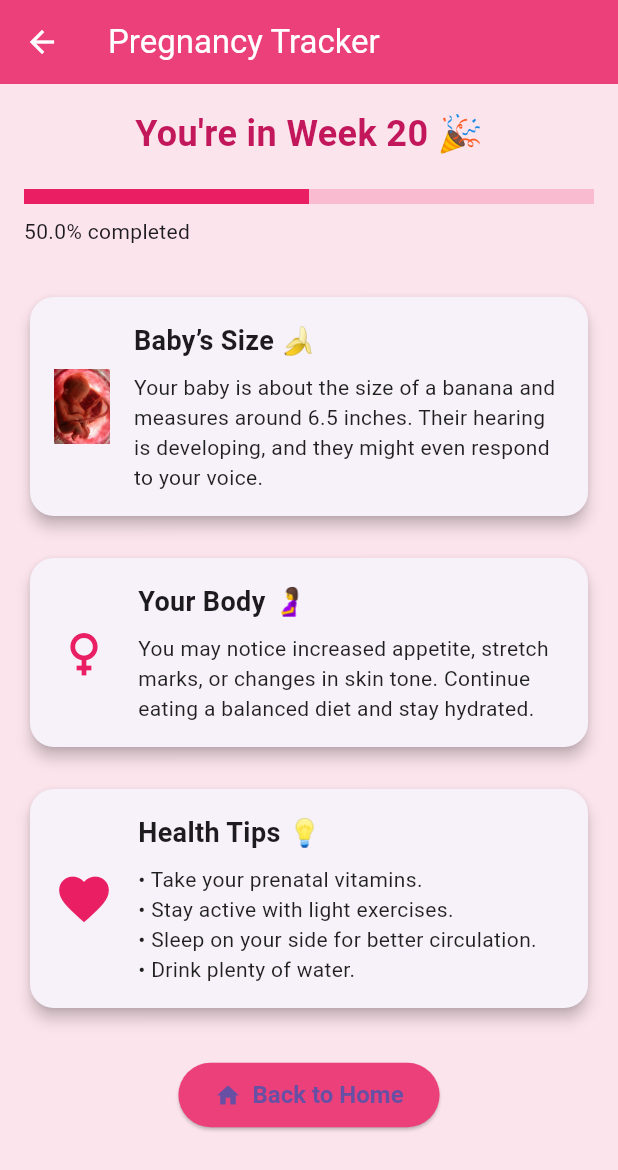
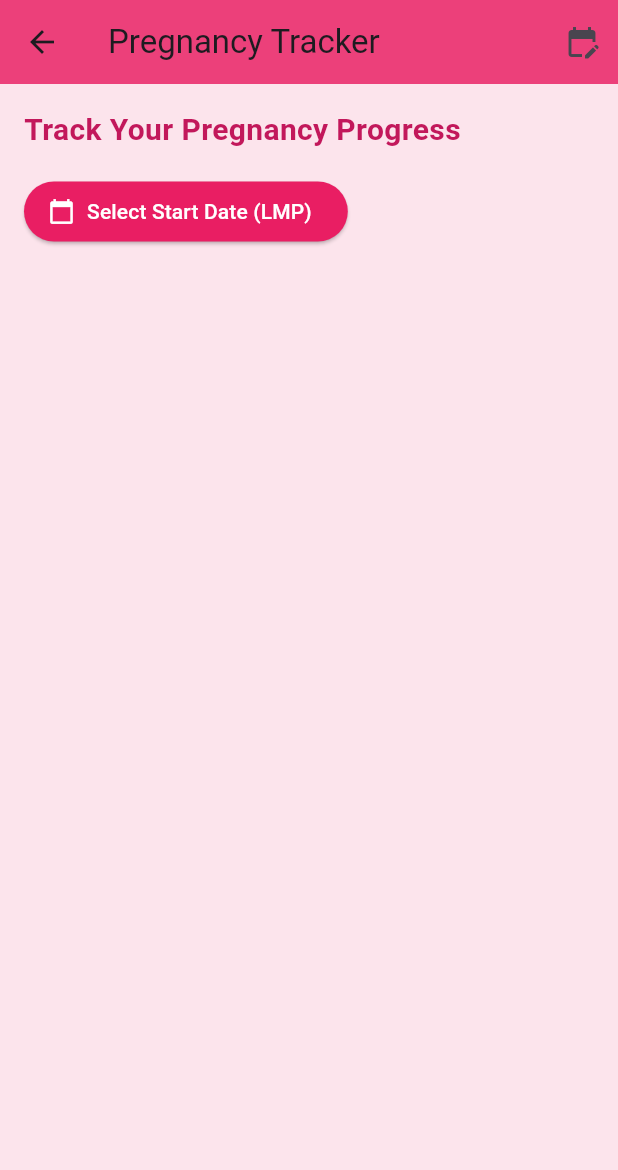
Before and after one commit to Lisawil2/new-pregnant-v2, a Flutter app: the TrackerScreen screen opened by its route, on a phone screen of 412 x 824 dp. Shown: the top 1170 px of the screen. Run offline on Flutter 3.47's test engine with Material 3 defaults, Android fonts, the phone set to English and light mode, and no system bars; our stand-ins replace shared_preferences; accounts and stored records are empty.

Commit message:
modified the tracker_screen

```diff
--- a/lib/screens/tracker_screen.dart
+++ b/lib/screens/tracker_screen.dart
@@ -1,135 +1,190 @@
 import 'package:flutter/material.dart';
+import 'package:shared_preferences/shared_preferences.dart';
+import 'dart:math';
 
-class TrackerScreen extends StatelessWidget {
+class TrackerScreen extends StatefulWidget {
   const TrackerScreen({super.key});
 
-  // Let's assume total pregnancy weeks = 40
-  final int currentWeek = 20;
+  @override
+  State<TrackerScreen> createState() => _TrackerScreenState();
+}
+
+class _TrackerScreenState extends State<TrackerScreen> {
+  DateTime? _selectedDate;
+  int? _currentWeek;
+  late SharedPreferences _prefs;
+
+  List<String> tips = [
+    "Start taking prenatal vitamins with folic acid.",
+    "Focus on a healthy diet and hydration.",
+    "Avoid alcohol, smoking, and caffeine.",
+    "Schedule your first prenatal check-up.",
+    "Manage nausea with small, frequent meals.",
+    "Stay active with light exercise like walking.",
+    "Get plenty of rest and manage stress.",
+    "Start documenting your pregnancy journey.",
+    "Consider joining a prenatal class or group.",
+    "Monitor your weight gain with your doctor.",
+    "Eat iron-rich foods to support your blood supply.",
+    "Start doing pelvic floor (Kegel) exercises.",
+    "Watch for common symptoms like dizziness.",
+    "Make time for mental health and mindfulness.",
+    "Discuss genetic testing options with your provider.",
+    "Start using belly-safe moisturizers to reduce itching.",
+    "Learn about fetal development this trimester.",
+    "Start planning maternity leave early.",
+    "Review pregnancy-safe medications with your doctor.",
+    "Connect with your support network.",
+    "You’re halfway there! Celebrate small milestones.",
+    "Feel your baby’s first movements (quickening).",
+    "Begin a registry or list for baby essentials.",
+    "Keep track of your blood pressure & symptoms.",
+    "Take time to relax—stress can affect the baby.",
+    "Consider prenatal yoga or guided meditation.",
+    "Practice sleeping on your left side.",
+    "Prepare your home for baby’s arrival.",
+    "Start researching birthing options and hospitals.",
+    "Maintain regular prenatal check-ups.",
+    "Think about birth plans and write questions.",
+    "Pack your hospital bag essentials.",
+    "Install the car seat and have it checked.",
+    "Learn about signs of preterm labor.",
+    "Discuss postpartum support with loved ones.",
+    "Get your partner involved in birth prep.",
+    "Stock up on postpartum supplies early.",
+    "Limit travel as due date approaches.",
+    "Create a list of important contacts.",
+    "Your baby could arrive any day now!",
+    "Stay calm and trust your body—you’re ready.",
+  ];
+
+  @override
+  void initState() {
+    super.initState();
+    _loadSavedDate();
+  }
+
+  Future<void> _loadSavedDate() async {
+    _prefs = await SharedPreferences.getInstance();
+    String? savedDate = _prefs.getString('startDate');
+    if (savedDate != null) {
+      _selectedDate = DateTime.parse(savedDate);
+      _currentWeek = _calculatePregnancyWeek(_selectedDate!);
+      setState(() {});
+    }
+  }
+
+  Future<void> _pickStartDate() async {
+    final DateTime? picked = await showDatePicker(
+      context: context,
+      initialDate: DateTime.now().subtract(Duration(days: 7)),
+      firstDate: DateTime.now().subtract(Duration(days: 300)),
+      lastDate: DateTime.now(),
+    );
+
+    if (picked != null) {
+      await _prefs.setString('startDate', picked.toIso8601String());
+      setState(() {
+        _selectedDate = picked;
+        _currentWeek = _calculatePregnancyWeek(picked);
+      });
+    }
+  }
+
+  int _calculatePregnancyWeek(DateTime startDate) {
+    final now = DateTime.now();
+    final difference = now.difference(startDate).inDays;
+    return (difference / 7).ceil().clamp(1, 40);
+  }
 
   @override
   Widget build(BuildContext context) {
-    double progress = currentWeek / 40;
-
     return Scaffold(
       backgroundColor: Colors.pink.shade50,
       appBar: AppBar(
-        title: const Text(
-          "Pregnancy Tracker",
-          style: TextStyle(color: Colors.white),
+        title: Text("Pregnancy Tracker"),
+        backgroundColor: Colors.pink.shade400,
+        elevation: 0,
+        leading: IconButton(
+          icon: Icon(Icons.arrow_back),
+          onPressed: () => Navigator.pop(context),
         ),
-        backgroundColor: Colors.pink.shade400,
-        iconTheme: const IconThemeData(color: Colors.white),
+        actions: [
+          IconButton(
+            icon: Icon(Icons.edit_calendar),
+            onPressed: _pickStartDate,
+            tooltip: "Edit Start Date",
+          ),
+        ],
       ),
-      body: SingleChildScrollView(
-        padding: const EdgeInsets.all(16),
+      body: Padding(
+        padding: EdgeInsets.all(16),
         child: Column(
           crossAxisAlignment: CrossAxisAlignment.start,
           children: [
-            // Pregnancy Week Info
-            Center(
-              child: Text(
-                "You're in Week $currentWeek 🎉",
-                style: TextStyle(
-                    fontSize: 24,
-                    fontWeight: FontWeight.bold,
-                    color: Colors.pink.shade700),
-              ),
+            Text(
+              "Track Your Pregnancy Progress",
+              style: TextStyle(fontSize: 20, fontWeight: FontWeight.bold, color: Colors.pink.shade700),
             ),
-            const SizedBox(height: 20),
+            SizedBox(height: 16),
 
-            // Progress bar
-            LinearProgressIndicator(
-              value: progress,
-              backgroundColor: Colors.pink.shade100,
-              valueColor: AlwaysStoppedAnimation<Color>(Colors.pink),
-              minHeight: 10,
-            ),
-            const SizedBox(height: 8),
-            Text("${(progress * 100).toStringAsFixed(1)}% completed",
-                textAlign: TextAlign.center),
-
-            const SizedBox(height: 30),
-
-            // Baby Size Info
-            _buildCard(
-              title: "Baby’s Size 🍌",
-              content: "Your baby is about the size of a banana and measures around 6.5 inches. Their hearing is developing, and they might even respond to your voice.",
-              image: 'assets/images/baby1.jpg',
-            ),
-
-            const SizedBox(height: 20),
-
-            // Mom’s Body Changes
-            _buildCard(
-              title: "Your Body 🤰",
-              content: "You may notice increased appetite, stretch marks, or changes in skin tone. Continue eating a balanced diet and stay hydrated.",
-              icon: Icons.female,
-            ),
-
-            const SizedBox(height: 20),
-
-            // Health Tips
-            _buildCard(
-              title: "Health Tips 💡",
-              content: "• Take your prenatal vitamins.\n• Stay active with light exercises.\n• Sleep on your side for better circulation.\n• Drink plenty of water.",
-              icon: Icons.favorite,
-            ),
-
-            const SizedBox(height: 30),
-
-            // Back to Home Button
-            Center(
-              child: ElevatedButton.icon(
-                onPressed: () {
-                  Navigator.pop(context); // returns to previous screen (e.g., home)
-                },
-                icon: const Icon(Icons.home),
-                label: const Text("Back to Home"),
+            if (_selectedDate == null)
+              ElevatedButton.icon(
+                onPressed: _pickStartDate,
+                icon: Icon(Icons.calendar_today),
+                label: Text("Select Start Date (LMP)"),
                 style: ElevatedButton.styleFrom(
-                  backgroundColor: Colors.pink.shade400,
-                  padding: const EdgeInsets.symmetric(horizontal: 24, vertical: 12),
-                  textStyle:
-                      const TextStyle(fontSize: 16, fontWeight: FontWeight.bold),
+                  backgroundColor: Colors.pink,
+                  foregroundColor: Colors.white,
                 ),
               ),
-            )
+
+            if (_selectedDate != null) ...[
+              SizedBox(height: 16),
+              _buildWeekInfoCard(),
+              SizedBox(height: 20),
+              _buildTipOfWeek(),
+            ],
           ],
         ),
       ),
     );
   }
 
-  Widget _buildCard({
-    required String title,
-    required String content,
-    IconData? icon,
-    String? image,
-  }) {
+  Widget _buildWeekInfoCard() {
+    int daysLeft = max(0, 280 - (_currentWeek! * 7));
     return Card(
-      elevation: 4,
-      shape: RoundedRectangleBorder(borderRadius: BorderRadius.circular(16)),
+      elevation: 5,
+      color: Colors.white,
+      shape: RoundedRectangleBorder(borderRadius: BorderRadius.circular(12)),
       child: Padding(
-        padding: const EdgeInsets.all(16),
+        padding: EdgeInsets.all(16),
+        child: Column(
+          children: [
+            Text(
+              "You're in Week $_currentWeek",
+              style: TextStyle(fontSize: 22, fontWeight: FontWeight.bold, color: Colors.pink.shade800),
+            ),
+            SizedBox(height: 8),
+            Text("Expected due in $daysLeft days."),
+          ],
+        ),
+      ),
+    );
+  }
+
+  Widget _buildTipOfWeek() {
+    String tip = tips[(_currentWeek! - 1).clamp(0, tips.length - 1)];
+    return Card(
+      elevation: 3,
+      shape: RoundedRectangleBorder(borderRadius: BorderRadius.circular(12)),
+      child: Padding(
+        padding: EdgeInsets.all(16),
         child: Row(
           children: [
-            if (icon != null)
-              Icon(icon, color: Colors.pink, size: 40)
-            else if (image != null)
-              Image.asset(image, height: 50),
-            const SizedBox(width: 16),
-            Expanded(
-              child: Column(
-                crossAxisAlignment: CrossAxisAlignment.start,
-                children: [
-                  Text(title,
-                      style:
-                          const TextStyle(fontSize: 18, fontWeight: FontWeight.bold)),
-                  const SizedBox(height: 8),
-                  Text(content,
-                      style: const TextStyle(fontSize: 14, color: Colors.black87)),
-                ],
-              ),
-            )
+            Icon(Icons.lightbulb, color: Colors.orange),
+            SizedBox(width: 10),
+            Expanded(child: Text("Tip of the Week: $tip")),
           ],
         ),
       ),
--- a/pubspec.yaml
+++ b/pubspec.yaml
@@ -8,6 +8,8 @@ environment:
 dependencies:
   flutter:
     sdk: flutter
+  intl: ^0.18.1
+  shared_preferences: ^2.2.2
   cupertino_icons: ^1.0.8
 
 dev_dependencies:
```
Also changed, not shown: pubspec.lock, 2 other files.
